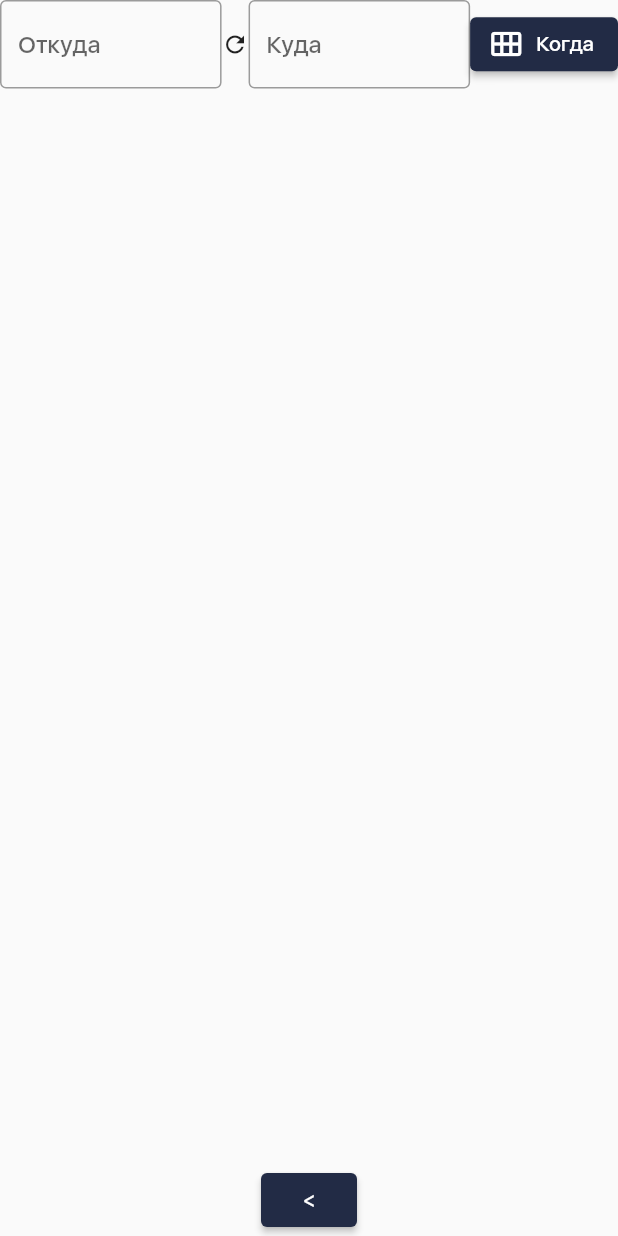
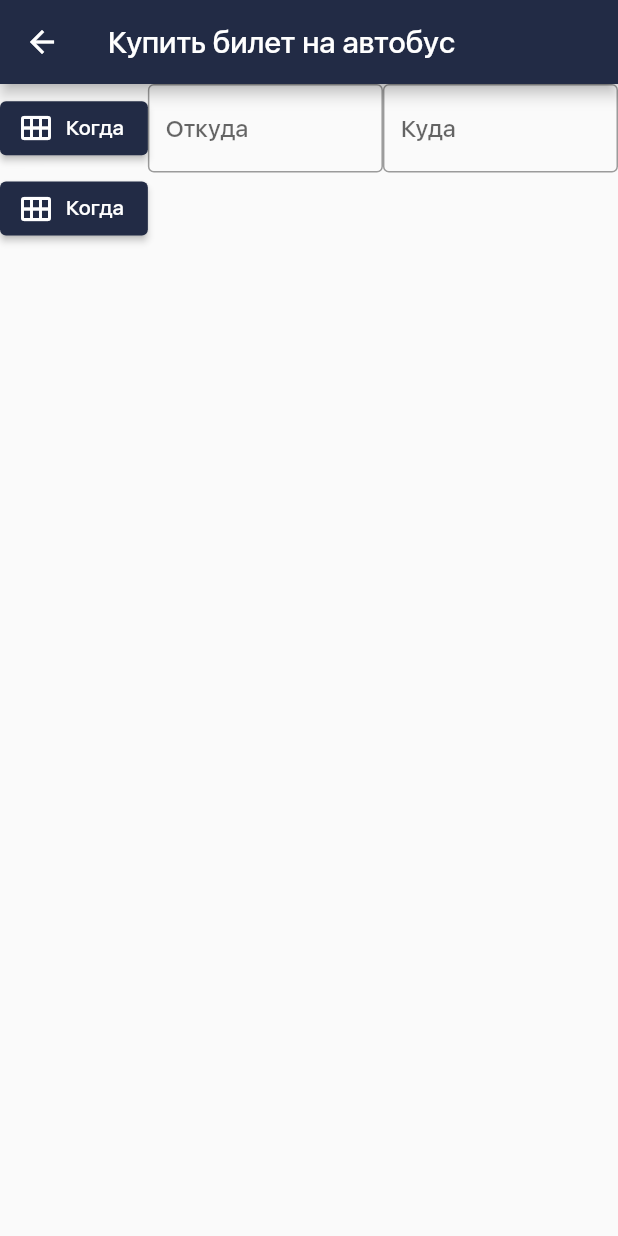
Before and after one commit to efremovich/cargo, a Flutter app: the screen it shows after launch, after a tap on an icon or button, on a phone screen of 412 x 824 dp. Run offline on Flutter 3.47's test engine with Material 2 defaults, Android fonts, the phone set to English and light mode, and no system bars; our stand-ins replace flutter_svg; generated files the repository leaves out were written again; project files that could hold a hidden picture were left out.

Commit message:
Верстка

```diff
--- a/lib/src/app.dart
+++ b/lib/src/app.dart
@@ -74,12 +74,9 @@ class MyApp extends StatelessWidget {
           ],
           supportedLocales: const [
             Locale('en', ''), // English, no country code
-            Locale('ru', "RU"),
           ],
-
           onGenerateTitle: (BuildContext context) =>
               AppLocalizations.of(context)!.appTitle,
-
           theme: ThemeData(
             visualDensity: VisualDensity.adaptivePlatformDensity,
             fontFamily: "SFUI",
@@ -90,7 +87,6 @@ class MyApp extends StatelessWidget {
           darkTheme: ThemeData.dark(),
           /* themeMode: settingsController.themeMode, */
           debugShowCheckedModeBanner: false,
-
           onGenerateRoute: (RouteSettings routeSettings) {
             return MaterialPageRoute<void>(
               settings: routeSettings,
--- a/lib/src/serching/components/date_picker_widget.dart
+++ b/lib/src/serching/components/date_picker_widget.dart
@@ -1,14 +1,17 @@
 import 'package:flutter/material.dart';
 import 'package:intl/intl.dart';
+import 'package:intl/date_symbol_data_local.dart';
 
 class DatePickerClass extends StatefulWidget {
+  const DatePickerClass({Key? key}) : super(key: key);
+
   @override
   _DatePickerClassState createState() => _DatePickerClassState();
 }
 
 class _DatePickerClassState extends State<DatePickerClass> {
   DateTime selectedDate = DateTime.now();
-  DateFormat dateFormat = DateFormat("dd.MM.yy");
+  DateFormat dateFormat = DateFormat.MMMMd("ru");
   String titleDate = "Когда";
 
   _selectDate(BuildContext context) async {
@@ -35,8 +38,8 @@ class _DatePickerClassState extends State<DatePickerClass> {
           children: [
             ElevatedButton.icon(
               onPressed: () => _selectDate(context),
-              label: Text("${titleDate}"),
-              icon: Icon(Icons.calendar_view_month_rounded),
+              label: Text(titleDate),
+              icon: const Icon(Icons.calendar_view_month_rounded),
             ),
           ],
         ),
--- a/lib/src/serching/seraching_widget.dart
+++ b/lib/src/serching/seraching_widget.dart
@@ -17,41 +17,46 @@ class _MySearchingWidgetState extends State<MySearchingWidget> {
   @override
   Widget build(BuildContext context) {
     return Scaffold(
+      appBar: AppBar(
+        title: const Text("Купить билет на автобус"),
+      ),
       body: Column(
         children: [
           Row(
             children: [
-            Expanded(
-              child: TextField(
-                decoration: InputDecoration(
-                  border: OutlineInputBorder(),
-                  hintText: 'Откуда',
+              Column(
+                children: [
+                  DatePickerClass(),
+                ],
               ),
-              ),
-            ),
-            Icon(
-              Icons.refresh_outlined,
-              size: 18,
-            ),
-            Expanded(
-              child: TextField(
-                decoration: InputDecoration(
-                  border: OutlineInputBorder(),
-                  hintText: 'Куда',
-                ),
-              ),
+              SelecCityWidget(hintText: "Откуда"),
+              SelecCityWidget(hintText: "Куда"),
+            ],
           ),
           DatePickerClass(),
         ],
       ),
-        Spacer(),
-        ElevatedButton(
-            onPressed: () => {
-                  Navigator.restorablePushNamed(
-                      context, MyWelcomeWidget.routeName),
-                },
-            child: Text("<")),
-      ],
-    ));
+    );
   }
 }
+
+class SelecCityWidget extends StatelessWidget {
+  const SelecCityWidget({
+    Key? key,
+    required this.hintText,
+  }) : super(key: key);
+
+  final String hintText;
+
+  @override
+  Widget build(BuildContext context) {
+    return Expanded(
+      child: TextField(
+        decoration: InputDecoration(
+          border: const OutlineInputBorder(),
+          hintText: hintText,
+        ),
+      ),
+    );
+  }
+}
--- a/lib/src/welcome/welcome_widget.dart
+++ b/lib/src/welcome/welcome_widget.dart
@@ -2,7 +2,6 @@ import 'package:cargo/src/constans/colors.dart';
 import 'package:cargo/src/serching/seraching_widget.dart';
 import 'package:flutter/material.dart';
 import 'package:flutter_svg/flutter_svg.dart';
-import 'dart:async';
 
 class MyWelcomeWidget extends StatefulWidget {
   const MyWelcomeWidget({Key? key}) : super(key: key);
@@ -36,7 +35,7 @@ class _MyWelcomeWidgetState extends State<MyWelcomeWidget> {
                       Navigator.restorablePushNamed(
                           context, MySearchingWidget.routeName),
                     },
-                child: Text(">")),
+                child: const Text(">")),
             const Spacer(),
             const Text(
               'Линия спорта',
```
Also changed, not shown: pubspec.yaml (+9 -0 lines), assets/launcher/background.png (added), assets/launcher/foreground.png (added), assets/launcher/icon.png (added), pubspec.lock, 33 other files. Lines whose indentation alone changed are shown as unchanged.
